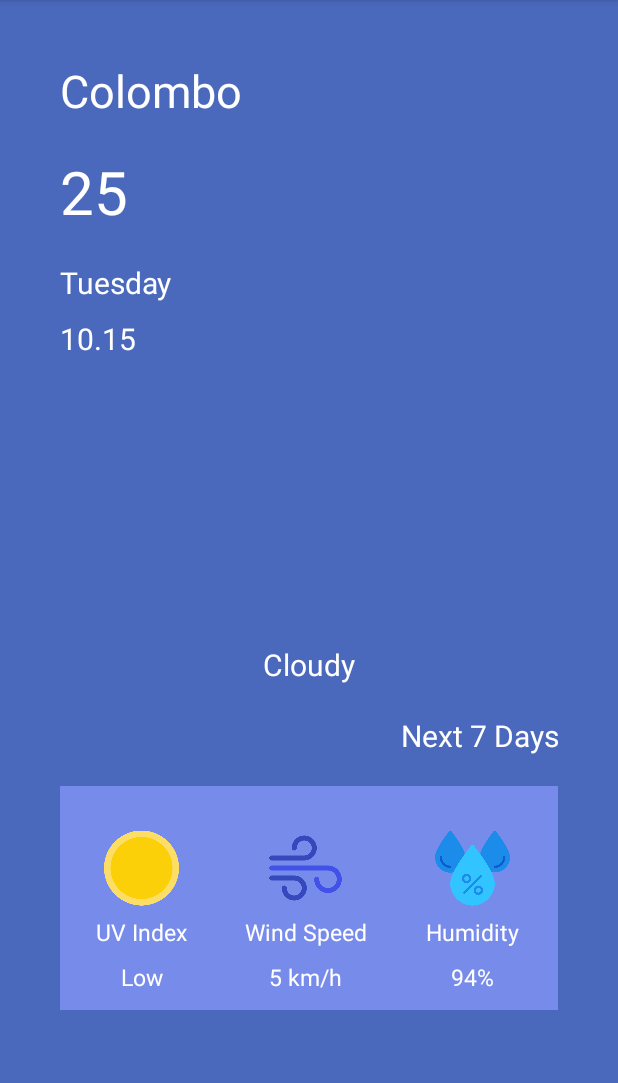
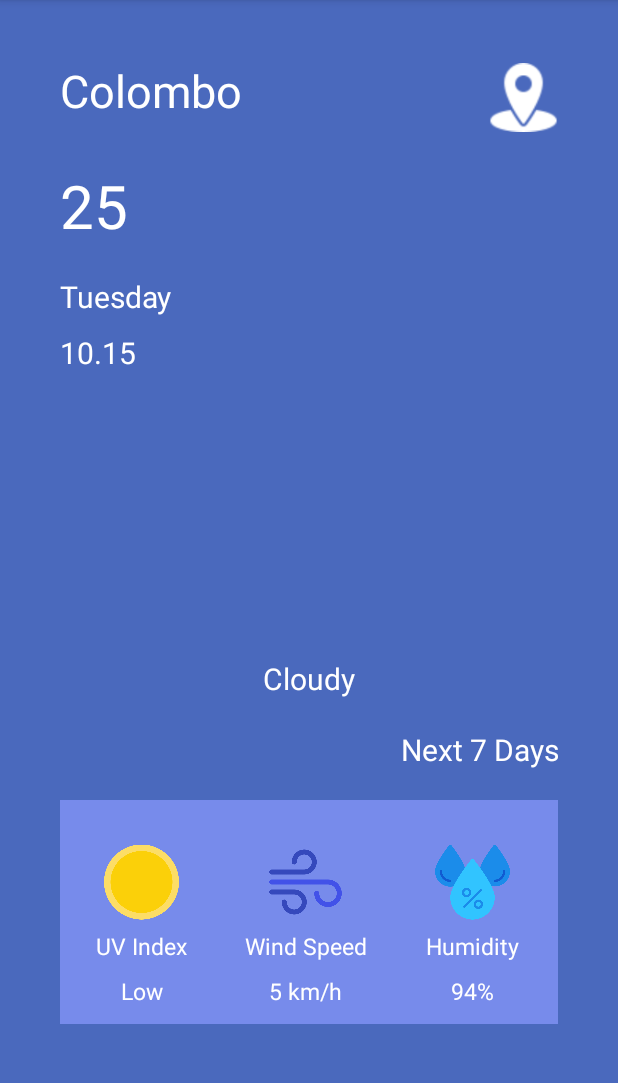
Before and after one commit to MenukaRanasinghe/WeatherApp, an Android app: the MyLocationActivity screen opened directly, with no data from a screen before it, on a phone screen of 412 x 824 dp, the part 84-1167 px from its top. Run offline under Robolectric (Android 15) with nearby library versions, the phone set to English and light mode, and no system bars; our stand-ins replace Picasso, Volley; pictures from the network do not load.

Commit message:
navigations done

```diff
--- a/app/src/main/res/layout/activity_forecast.xml
+++ b/app/src/main/res/layout/activity_forecast.xml
@@ -26,18 +26,18 @@
                 android:layout_height="match_parent">
 
                 <ImageView
-                    android:id="@+id/imageView2"
+                    android:id="@+id/iconBack"
                     android:layout_width="19dp"
                     android:layout_height="25dp"
                     android:layout_marginStart="8dp"
                     android:layout_marginEnd="281dp"
-                    android:src="@drawable/back_arrow"
                     app:layout_constraintBottom_toBottomOf="parent"
                     app:layout_constraintEnd_toEndOf="parent"
                     app:layout_constraintHorizontal_bias="0.0"
                     app:layout_constraintStart_toStartOf="parent"
                     app:layout_constraintTop_toTopOf="parent"
-                    app:layout_constraintVertical_bias="0.0" />
+                    app:layout_constraintVertical_bias="0.0"
+                    app:srcCompat="@drawable/back" />
 
             </androidx.constraintlayout.widget.ConstraintLayout>
 
--- a/app/src/main/res/layout/activity_my_location.xml
+++ b/app/src/main/res/layout/activity_my_location.xml
@@ -21,15 +21,31 @@
             android:layout_height="wrap_content"
             android:orientation="vertical">
 
+            <LinearLayout
+                android:layout_width="match_parent"
+                android:layout_height="match_parent"
+                android:orientation="horizontal">
+
                 <TextView
                     android:id="@+id/txtLocation"
-                android:layout_width="match_parent"
+                    android:layout_width="286dp"
                     android:layout_height="wrap_content"
                     android:layout_marginLeft="40dp"
                     android:layout_marginTop="40dp"
                     android:text="Colombo"
                     android:textColor="@color/white"
                     android:textSize="30sp" />
+
+                <ImageView
+                    android:id="@+id/iconLocation"
+                    android:layout_width="wrap_content"
+                    android:layout_height="wrap_content"
+                    android:layout_weight="1"
+                    app:srcCompat="@drawable/location"
+                    android:layout_marginRight="40dp"
+                    android:layout_marginTop="40dp"/>
+
+            </LinearLayout>
 
             <TextView
                 android:id="@+id/txtTemp"
```
Also changed, not shown: app/src/main/java/com/example/weatherapp/ForecastActivity.kt (+11 -1 lines), app/src/main/java/com/example/weatherapp/ManageLocationActivity.kt (+9 -0 lines), app/src/main/java/com/example/weatherapp/MyLocationActivity.kt (+9 -0 lines), app/src/main/res/layout/activity_manage_location.xml (+15 -1 lines), app/src/main/res/drawable/back_arrow.png (deleted). Lines whose indentation alone changed are shown as unchanged.
